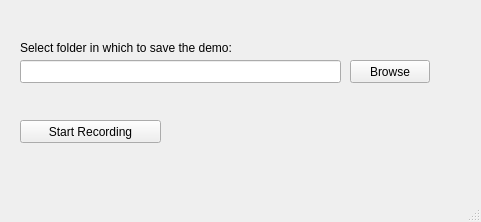
Old version of the form scripts/demo.ui in the repository sophiamoyen/data_collection.
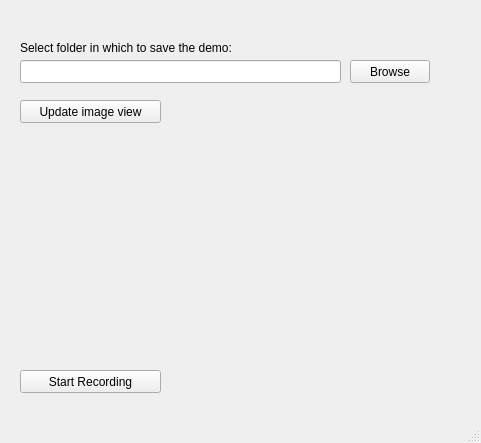
New version of the form.

Commit message: gui for updating camera view and start record script in cmd

The edit to the form file:
```diff
--- a/scripts/demo.ui
+++ b/scripts/demo.ui
@@ -7,7 +7,7 @@
     <x>0</x>
     <y>0</y>
     <width>481</width>
-    <height>222</height>
+    <height>443</height>
    </rect>
   </property>
   <property name="windowTitle">
@@ -18,7 +18,7 @@
     <property name="geometry">
      <rect>
       <x>20</x>
-      <y>120</y>
+      <y>370</y>
       <width>141</width>
       <height>23</height>
      </rect>
@@ -63,6 +63,45 @@
      <string>Select folder in which to save the demo:</string>
     </property>
    </widget>
+   <widget class="QPushButton" name="update_image_view_push_button">
+    <property name="geometry">
+     <rect>
+      <x>20</x>
+      <y>100</y>
+      <width>141</width>
+      <height>23</height>
+     </rect>
+    </property>
+    <property name="text">
+     <string>Update image view</string>
+    </property>
+   </widget>
+   <widget class="QLabel" name="image_1">
+    <property name="geometry">
+     <rect>
+      <x>20</x>
+      <y>170</y>
+      <width>191</width>
+      <height>161</height>
+     </rect>
+    </property>
+    <property name="text">
+     <string/>
+    </property>
+   </widget>
+   <widget class="QLabel" name="image_2">
+    <property name="geometry">
+     <rect>
+      <x>250</x>
+      <y>170</y>
+      <width>191</width>
+      <height>161</height>
+     </rect>
+    </property>
+    <property name="text">
+     <string/>
+    </property>
+   </widget>
   </widget>
   <widget class="QMenuBar" name="menubar">
    <property name="geometry">
```
The commit also changes 7 other files.
